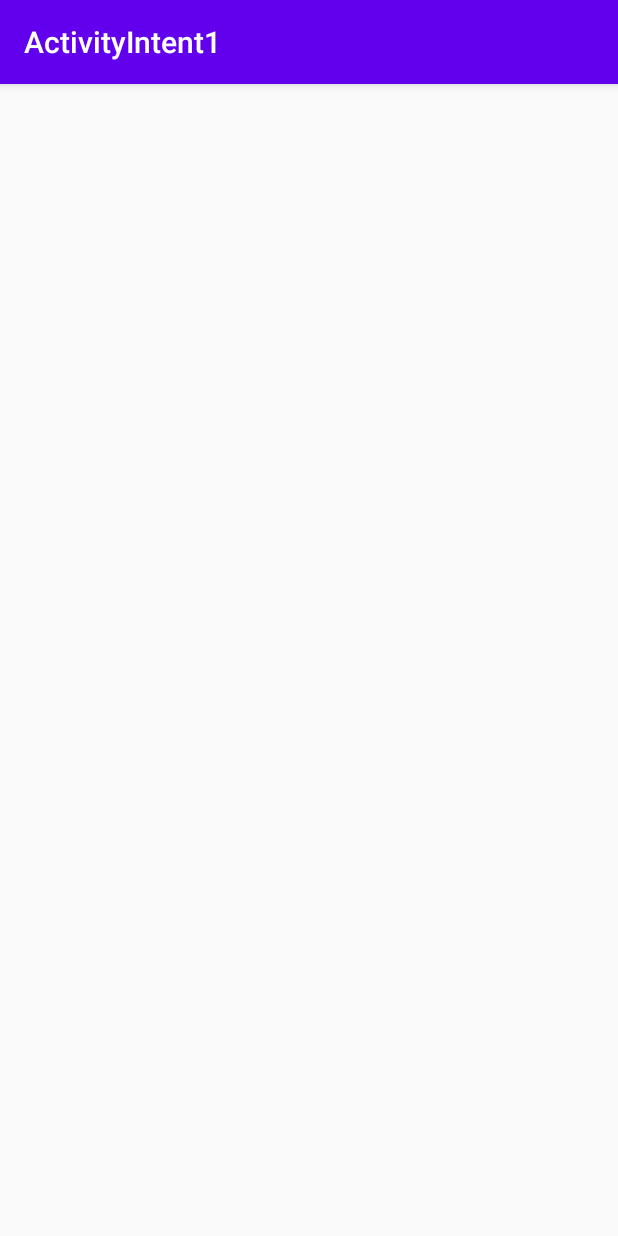
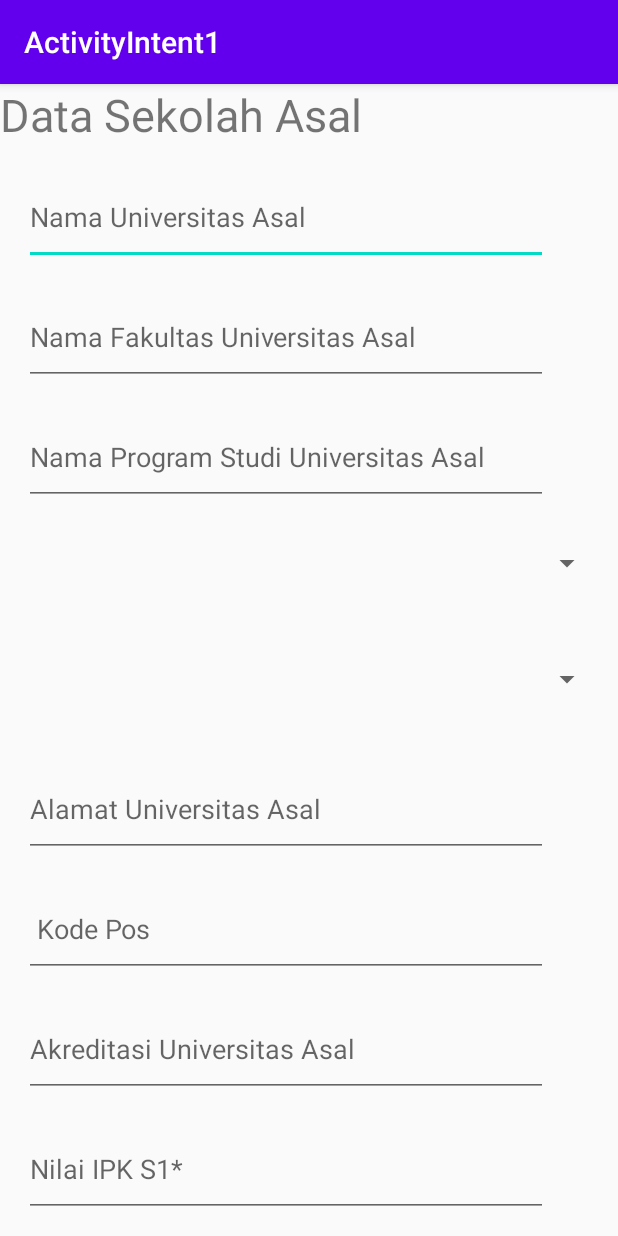
Before and after one commit to polinema-mobile/07-android-ui-halo-brackout-8, an Android app: the SchoolDataActivity screen opened directly, with no data from a screen before it, on a phone screen of 412 x 824 dp. Run offline under Robolectric (Android 15) with nearby library versions, the phone set to English and light mode, and no system bars.

Commit message:
Update UI School Data

```diff
--- a/app/src/main/res/layout/activity_school_data.xml
+++ b/app/src/main/res/layout/activity_school_data.xml
@@ -6,4 +6,110 @@
     android:layout_height="match_parent"
     tools:context=".SchoolDataActivity">
 
+    <ScrollView
+        android:layout_width="match_parent"
+        android:layout_height="match_parent">
+
+        <LinearLayout
+            android:layout_width="match_parent"
+            android:layout_height="wrap_content"
+            android:orientation="vertical" >
+
+            <TextView
+                android:id="@+id/textView2"
+                android:layout_width="wrap_content"
+                android:layout_height="wrap_content"
+                android:text="Data Sekolah Asal"
+                android:textSize="30sp" />
+
+            <EditText
+                android:id="@+id/editTextTextPersonName11"
+                android:layout_width="349dp"
+                android:layout_height="64dp"
+                android:layout_marginStart="16dp"
+                android:layout_marginTop="16dp"
+                android:ems="10"
+                android:hint="Nama Universitas Asal"
+                android:inputType="textPersonName" />
+
+            <EditText
+                android:id="@+id/editTextTextPersonName12"
+                android:layout_width="349dp"
+                android:layout_height="64dp"
+                android:layout_marginStart="16dp"
+                android:layout_marginTop="16dp"
+                android:ems="10"
+                android:hint="Nama Fakultas Universitas Asal"
+                android:inputType="textPersonName" />
+
+            <EditText
+                android:id="@+id/editTextTextPersonName13"
+                android:layout_width="349dp"
+                android:layout_height="64dp"
+                android:layout_marginStart="16dp"
+                android:layout_marginTop="16dp"
+                android:ems="10"
+                android:hint="Nama Program Studi Universitas Asal"
+                android:inputType="textPersonName" />
+
+            <Spinner
+                android:id="@+id/spinner7"
+                android:layout_width="386dp"
+                android:layout_height="45dp"
+                android:layout_marginStart="16dp"
+                android:layout_marginTop="16dp"
+                android:layout_marginEnd="16dp"
+                android:layout_marginBottom="16dp" />
+
+            <Spinner
+                android:id="@+id/spinner8"
+                android:layout_width="386dp"
+                android:layout_height="45dp"
+                android:layout_marginStart="16dp"
+                android:layout_marginTop="16dp"
+                android:layout_marginEnd="16dp"
+                android:layout_marginBottom="16dp" />
+
+            <EditText
+                android:id="@+id/editTextTextPersonName14"
+                android:layout_width="349dp"
+                android:layout_height="64dp"
+                android:layout_marginStart="16dp"
+                android:layout_marginTop="16dp"
+                android:ems="10"
+                android:hint="Alamat Universitas Asal"
+                android:inputType="textPersonName" />
+
+            <EditText
+                android:id="@+id/editTextTextPersonName15"
+                android:layout_width="349dp"
+                android:layout_height="64dp"
+                android:layout_marginStart="16dp"
+                android:layout_marginTop="16dp"
+                android:ems="10"
+                android:hint=" Kode Pos"
+                android:inputType="textPersonName" />
+
+            <EditText
+                android:id="@+id/editTextTextPersonName16"
+                android:layout_width="349dp"
+                android:layout_height="64dp"
+                android:layout_marginStart="16dp"
+                android:layout_marginTop="16dp"
+                android:ems="10"
+                android:hint="Akreditasi Universitas Asal"
+                android:inputType="textPersonName" />
+
+            <EditText
+                android:id="@+id/editTextTextPersonName17"
+                android:layout_width="349dp"
+                android:layout_height="64dp"
+                android:layout_marginStart="16dp"
+                android:layout_marginTop="16dp"
+                android:ems="10"
+                android:hint="Nilai IPK S1*"
+                android:inputType="textPersonName" />
+        </LinearLayout>
+    </ScrollView>
+
 </androidx.constraintlayout.widget.ConstraintLayout>
```
